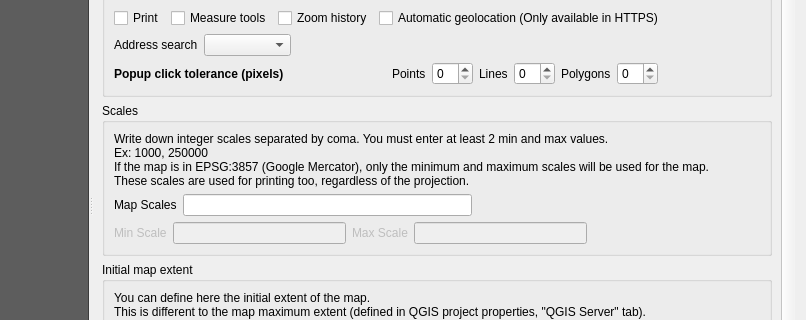
Above: resources/ui/ui_lizmap.ui from 3liz/lizmap-plugin before the change; both pictures show x 178 to 984 and y 136 to 456 of the 984 by 709 pixel window. Below: the same form after it.
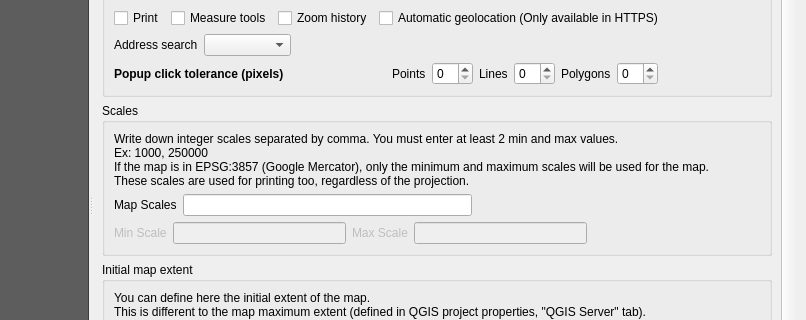
That is the form after the change. Custom widgets are drawn as their Qt base class.

What changed in the file:
```diff
--- a/resources/ui/ui_lizmap.ui
+++ b/resources/ui/ui_lizmap.ui
@@ -577,7 +577,7 @@
                   <item row="0" column="0">
                    <widget class="QLabel" name="label_17">
                     <property name="text">
-                     <string>&lt;p&gt;Write down integer scales separated by coma. You must enter at least 2 min and max values.&lt;br /&gt;Ex: 1000, 250000&lt;br /&gt;If the map is in EPSG:3857 (Google Mercator), only the minimum and maximum scales will be used for the map.&lt;br /&gt;These scales are used for printing too, regardless of the projection.&lt;/p&gt;</string>
+                     <string>&lt;p&gt;Write down integer scales separated by comma. You must enter at least 2 min and max values.&lt;br /&gt;Ex: 1000, 250000&lt;br /&gt;If the map is in EPSG:3857 (Google Mercator), only the minimum and maximum scales will be used for the map.&lt;br /&gt;These scales are used for printing too, regardless of the projection.&lt;/p&gt;</string>
                     </property>
                    </widget>
                   </item>
```
